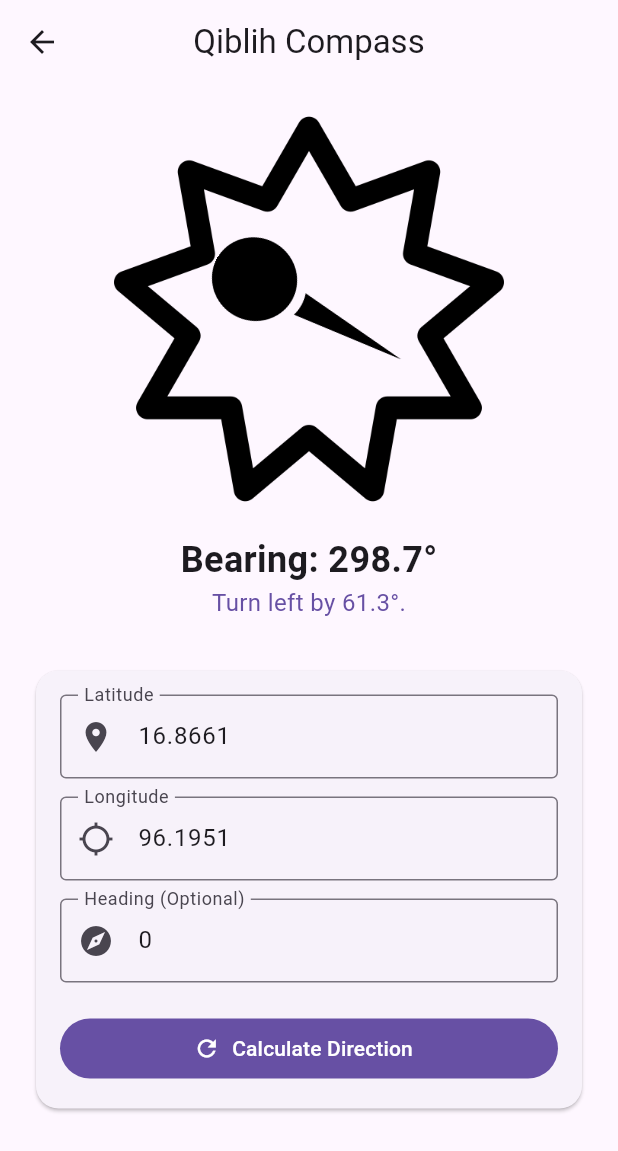
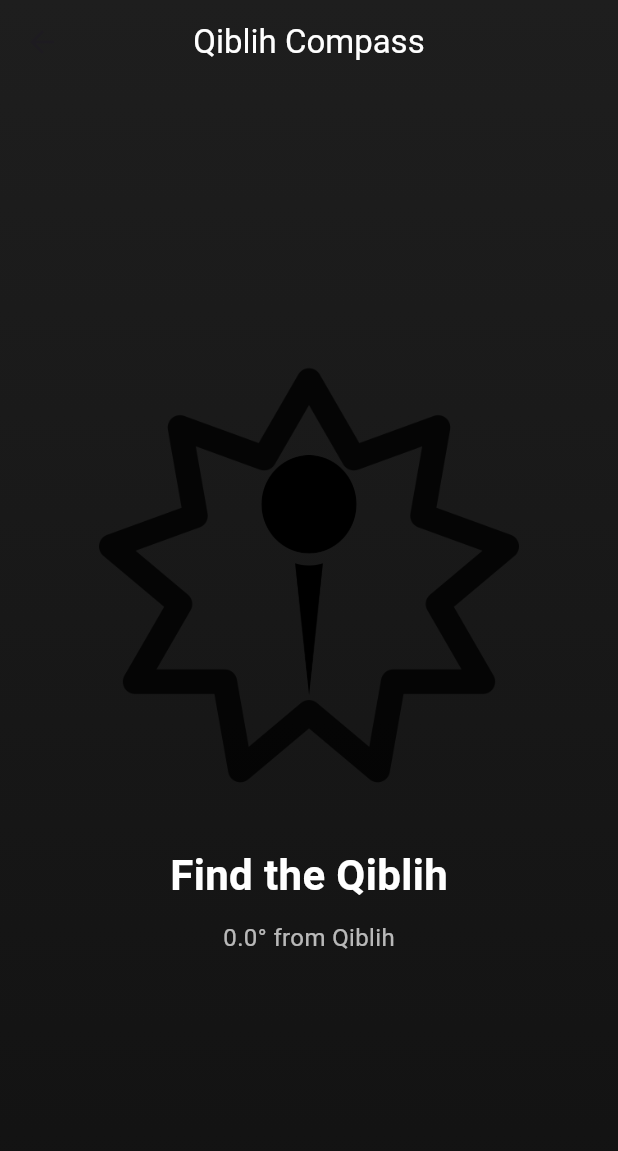
Before and after one commit to thawdezin-fi/bahai, a Flutter app: the QiblaView screen opened by its route, on a phone screen of 412 x 824 dp. Shown: the top 1151 px of the screen. Run offline on Flutter 3.47's test engine with Material 3 defaults, Android fonts, the phone set to English and light mode, and no system bars; our stand-ins replace flutter_compass, geolocator, get.

Commit message:
Backup: before fixing unabel to run

```diff
--- a/lib/app/modules/qibla/controllers/qibla_controller.dart
+++ b/lib/app/modules/qibla/controllers/qibla_controller.dart
@@ -1,72 +1,107 @@
+import 'dart:async';
 import 'dart:math' as math;
 import 'package:get/get.dart';
-
-class QiblaResult {
-  final double bearing;
-  final double? turnDegrees;
-  final String? turnInstruction;
-
-  const QiblaResult({
-    required this.bearing,
-    this.turnDegrees,
-    this.turnInstruction,
-  });
-}
+import 'package:flutter_compass/flutter_compass.dart';
+import 'package:geolocator/geolocator.dart';
 
 class QiblaController extends GetxController {
-  // Qiblih (Bahjí) Coordinates
-  static const qiblihLat = 32.9433;
-  static const qiblihLng = 35.0919;
 
-  // Observable variable for UI updates
-  final latestResult = Rxn<QiblaResult>();
+  // Bahjí (Shrine of Bahá'u'lláh) coordinates
+  final qiblihLat = 32.943333;
+  final qiblihLng = 35.091944;
+
+  // Observable variables for UI updates
+  final heading = 0.0.obs;
+  final qiblahBearing = 0.0.obs;
+  final alignmentScore = 0.0.obs;
+  final locationStatus = Rxn<LocationPermission>();
+  final isLoading = true.obs;
+
+  StreamSubscription? _compassSubscription;
+  StreamSubscription? _locationSubscription;
 
   @override
   void onInit() {
     super.onInit();
-    // Default initial calculation for Yangon
-    calculateForInput(userLat: 16.8661, userLng: 96.1951, currentHeading: 0);
+    _initSensors();
   }
 
-  void calculateForInput({
-    required double userLat,
-    required double userLng,
-    double? currentHeading,
-  }) {
-    final phi1 = _toRadians(userLat);
-    final lambda1 = _toRadians(userLng);
-    final phi2 = _toRadians(qiblihLat);
-    final lambda2 = _toRadians(qiblihLng);
+  @override
+  void onClose() {
+    _compassSubscription?.cancel();
+    _locationSubscription?.cancel();
+    super.onClose();
+  }
 
-    final deltaLambda = lambda2 - lambda1;
+  Future<void> _initSensors() async {
+    isLoading.value = true;
+    LocationPermission permission = await Geolocator.checkPermission();
+    locationStatus.value = permission;
+
+    if (permission == LocationPermission.whileInUse || permission == LocationPermission.always) {
+      _startTracking();
+    } else {
+      isLoading.value = false;
+    }
+  }
+
+  void _startTracking() {
+    isLoading.value = false;
+
+    // Heading subscription
+    _compassSubscription = FlutterCompass.events?.listen((event) {
+      if (event.heading != null) {
+        heading.value = event.heading!;
+        _updateAlignment();
+      }
+    });
+
+    // Location subscription
+    _locationSubscription = Geolocator.getPositionStream().listen((position) {
+      qiblahBearing.value = _calculateBearing(
+        position.latitude,
+        position.longitude,
+        qiblihLat,
+        qiblihLng,
+      );
+      _updateAlignment();
+    });
+  }
+
+  void _updateAlignment() {
+    // Relative angle: how many degrees to turn to face Qiblih
+    double relativeAngle = (qiblahBearing.value - heading.value + 360) % 360;
+
+    // Normalize to -180 to 180
+    if (relativeAngle > 180) relativeAngle -= 360;
+
+    final offset = relativeAngle.abs();
+    if (offset < 5) {
+      alignmentScore.value = 1.0;
+    } else if (offset < 45) {
+      alignmentScore.value = 0.5 + (0.5 * (1 - (offset - 5) / 40));
+    } else {
+      alignmentScore.value = 0.0;
+    }
+  }
+
+  double _calculateBearing(double lat1, double lon1, double lat2, double lon2) {
+    final phi1 = lat1 * math.pi / 180;
+    final phi2 = lat2 * math.pi / 180;
+    final deltaLambda = (lon2 - lon1) * math.pi / 180;
+
     final y = math.sin(deltaLambda) * math.cos(phi2);
     final x = math.cos(phi1) * math.sin(phi2) -
         math.sin(phi1) * math.cos(phi2) * math.cos(deltaLambda);
 
-    final bearing = (_toDegrees(math.atan2(y, x)) + 360) % 360;
-
-    double? turnDegrees;
-    String? turnInstruction;
-
-    if (currentHeading != null) {
-      turnDegrees = (bearing - currentHeading + 540) % 360 - 180;
-      final delta = turnDegrees.abs();
-      if (delta < 5) {
-        turnInstruction = 'You are already facing close to Qiblih.';
-      } else if (turnDegrees > 0) {
-        turnInstruction = 'Turn right by ${delta.toStringAsFixed(1)}°.';
-      } else {
-        turnInstruction = 'Turn left by ${delta.toStringAsFixed(1)}°.';
-      }
-    }
-
-    latestResult.value = QiblaResult(
-      bearing: bearing,
-      turnDegrees: turnDegrees,
-      turnInstruction: turnInstruction,
-    );
+    return (math.atan2(y, x) * 180 / math.pi + 360) % 360;
   }
 
-  double _toRadians(double value) => value * (math.pi / 180.0);
-  double _toDegrees(double value) => value * (180.0 / math.pi);
+  Future<void> requestPermission() async {
+    LocationPermission permission = await Geolocator.requestPermission();
+    locationStatus.value = permission;
+    if (permission == LocationPermission.whileInUse || permission == LocationPermission.always) {
+      _startTracking();
+    }
+  }
 }
--- a/lib/app/modules/qibla/views/qibla_view.dart
+++ b/lib/app/modules/qibla/views/qibla_view.dart
@@ -1,119 +1,122 @@
+import 'package:flutter/cupertino.dart';
 import 'package:flutter/material.dart';
+import 'package:geolocator/geolocator.dart';
 import 'package:get/get.dart';
 import '../controllers/qibla_controller.dart';
 
 class QiblaView extends GetView<QiblaController> {
   QiblaView({super.key});
 
-  // UI Controllers
-  final latController = TextEditingController(text: '16.8661');
-  final lngController = TextEditingController(text: '96.1951');
-  final headingController = TextEditingController(text: '0');
 
   @override
   Widget build(BuildContext context) {
-    final primaryColor = Theme.of(context).colorScheme.primary;
+    return Obx(() {
+      final heading = controller.heading.value;
+      final qiblah = controller.qiblahBearing.value;
+      final score = controller.alignmentScore.value;
+      final status = controller.locationStatus.value;
+      final isLoading = controller.isLoading.value;
+
+      final relativeAngle = (qiblah - heading + 360) % 360;
+
+      // Dynamic background gradient
+      // Dark grey to Light Green/Green based on alignment
+      final bgColor1 = Color.lerp(const Color(0xFF1E1E1E), Colors.green.shade900, score) ?? const Color(0xFF1E1E1E);
+      final bgColor2 = Color.lerp(const Color(0xFF121212), Colors.green.shade400, score) ?? const Color(0xFF121212);
 
       return Scaffold(
-      appBar: AppBar(title: const Text('Qiblih Compass'), centerTitle: true),
-      body: SingleChildScrollView(
-        padding: const EdgeInsets.all(20),
+        extendBodyBehindAppBar: true,
+        appBar: AppBar(
+          title: const Text('Qiblih Compass', style: TextStyle(color: Colors.white)),
+          centerTitle: true,
+          backgroundColor: Colors.transparent,
+          elevation: 0,
+        ),
+        body: Container(
+          width: double.infinity,
+          height: double.infinity,
+          decoration: BoxDecoration(
+            gradient: LinearGradient(
+              begin: Alignment.topCenter,
+              end: Alignment.bottomCenter,
+              colors: [bgColor1, bgColor2],
+            ),
+          ),
+          child: SafeArea(
+            child: isLoading
+                ? const Center(child: CircularProgressIndicator(color: Colors.white))
+                : status == null || (status != LocationPermission.always && status != LocationPermission.whileInUse)
+                    ? _buildPermissionWarning()
+                    : _buildCompass(relativeAngle, qiblah, score),
+          ),
+        ),
+      );
+    });
+  }
+
+  Widget _buildPermissionWarning() {
+    return Center(
       child: Column(
+        mainAxisAlignment: MainAxisAlignment.center,
         children: [
-            // --- Compass Visualizer ---
-            Obx(() {
-              final result = controller.latestResult.value;
-              final heading = double.tryParse(headingController.text) ?? 0.0;
-              final bearing = result?.bearing ?? 0.0;
-              // 1 Turn = 360 degrees
-              final rotationTurns = (bearing - heading) / 360.0;
+          const Icon(Icons.location_off, size: 80, color: Colors.white54),
+          const SizedBox(height: 20),
+          const Text(
+            'Location Permission Required',
+            style: TextStyle(color: Colors.white, fontSize: 18, fontWeight: FontWeight.bold),
+          ),
+          const SizedBox(height: 10),
+          const Text(
+            'Please enable location to find Qiblih.',
+            style: TextStyle(color: Colors.white70),
+          ),
+          const SizedBox(height: 30),
+          ElevatedButton(
+            onPressed: () => controller.requestPermission(),
+            child: const Text('Grant Permission'),
+          ),
+        ],
+      ),
+    );
+  }
 
+  Widget _buildCompass(double relativeAngle, double qiblah, double score) {
     return Column(
+      mainAxisAlignment: MainAxisAlignment.center,
       children: [
         Stack(
           alignment: Alignment.center,
           children: [
-                      Image.asset('assets/images/bahai.png', width: 260),
+            // Outer Ring or Bahai Symbol as background
+            Opacity(
+              opacity: 0.8,
+              child: Image.asset('assets/images/bahai.png', width: 280),
+            ),
+            // Compass Needle (Pin)
             AnimatedRotation(
-                        turns: rotationTurns,
-                        duration: const Duration(milliseconds: 600),
-                        curve: Curves.easeOutCubic,
-                        child: Image.asset('assets/images/location-pin.png', width: 140),
+              turns: (relativeAngle / 360.0), // Rotate towards Qibla relative to phone
+              duration: const Duration(milliseconds: 200),
+              child: Image.asset('assets/images/location-pin.png', width: 160),
             ),
           ],
         ),
-                  const SizedBox(height: 20),
-                  if (result != null) ...[
+        const SizedBox(height: 40),
         Text(
-                      'Bearing: ${result.bearing.toStringAsFixed(1)}°',
-                      style: const TextStyle(fontSize: 24, fontWeight: FontWeight.bold),
-                    ),
-                    Text(result.turnInstruction ?? '',
-                        style: TextStyle(color: primaryColor, fontSize: 16)),
-                  ]
-                ],
-              );
-            }),
-
-            const SizedBox(height: 30),
-
-            // --- Input Section ---
-            Card(
-              shape: RoundedRectangleBorder(borderRadius: BorderRadius.circular(15)),
-              child: Padding(
-                padding: const EdgeInsets.all(16),
-                child: Column(
-                  children: [
-                    _buildInput(latController, 'Latitude', Icons.location_on),
-                    const SizedBox(height: 12),
-                    _buildInput(lngController, 'Longitude', Icons.location_searching),
-                    const SizedBox(height: 12),
-                    _buildInput(headingController, 'Heading (Optional)', Icons.explore),
-                    const SizedBox(height: 20),
-                    SizedBox(
-                      width: double.infinity,
-                      child: FilledButton.icon(
-                        onPressed: _onCalculate,
-                        icon: const Icon(Icons.refresh),
-                        label: const Text('Calculate Direction'),
+          score > 0.9 ? 'Facing Qiblih' : 'Find the Qiblih',
+          style: TextStyle(
+            color: Colors.white,
+            fontSize: 28,
+            fontWeight: FontWeight.bold,
+            shadows: score > 0.9 ? [const Shadow(color: Colors.green, blurRadius: 20)] : [],
           ),
         ),
-                  ],
-                ),
-              ),
+        const SizedBox(height: 10),
+        Text(
+          '${(qiblah - controller.heading.value).abs() > 180 ? (360 - (qiblah - controller.heading.value).abs()).toStringAsFixed(1) : (qiblah - controller.heading.value).abs().toStringAsFixed(1)}° from Qiblih',
+          style: const TextStyle(color: Colors.white70, fontSize: 16),
         ),
       ],
-        ),
-      ),
     );
   }
 
-  Widget _buildInput(TextEditingController ctrl, String label, IconData icon) {
-    return TextField(
-      controller: ctrl,
-      keyboardType: const TextInputType.numberWithOptions(decimal: true),
-      decoration: InputDecoration(
-        labelText: label,
-        prefixIcon: Icon(icon),
-        border: const OutlineInputBorder(),
-      ),
-    );
 }
-
-  void _onCalculate() {
-    final lat = double.tryParse(latController.text);
-    final lng = double.tryParse(lngController.text);
-    final heading = double.tryParse(headingController.text);
-
-    if (lat != null && lng != null) {
-      controller.calculateForInput(
-        userLat: lat,
-        userLng: lng,
-        currentHeading: heading,
-      );
-    } else {
-      Get.snackbar('Input Error', 'Please check your coordinates',
-          snackPosition: SnackPosition.BOTTOM);
-    }
-  }
-}
--- a/pubspec.yaml
+++ b/pubspec.yaml
@@ -35,6 +35,9 @@ dependencies:
   # Use with the CupertinoIcons class for iOS style icons.
   cupertino_icons: ^1.0.8
   get: ^4.7.3
+  geolocator: ^14.0.2
+  flutter_qiblah: ^3.2.0
+  flutter_compass: ^0.8.1
 
 dev_dependencies:
   flutter_test:
```
Also changed, not shown: pubspec.lock, 10 other files. Lines whose indentation alone changed are shown as unchanged.
